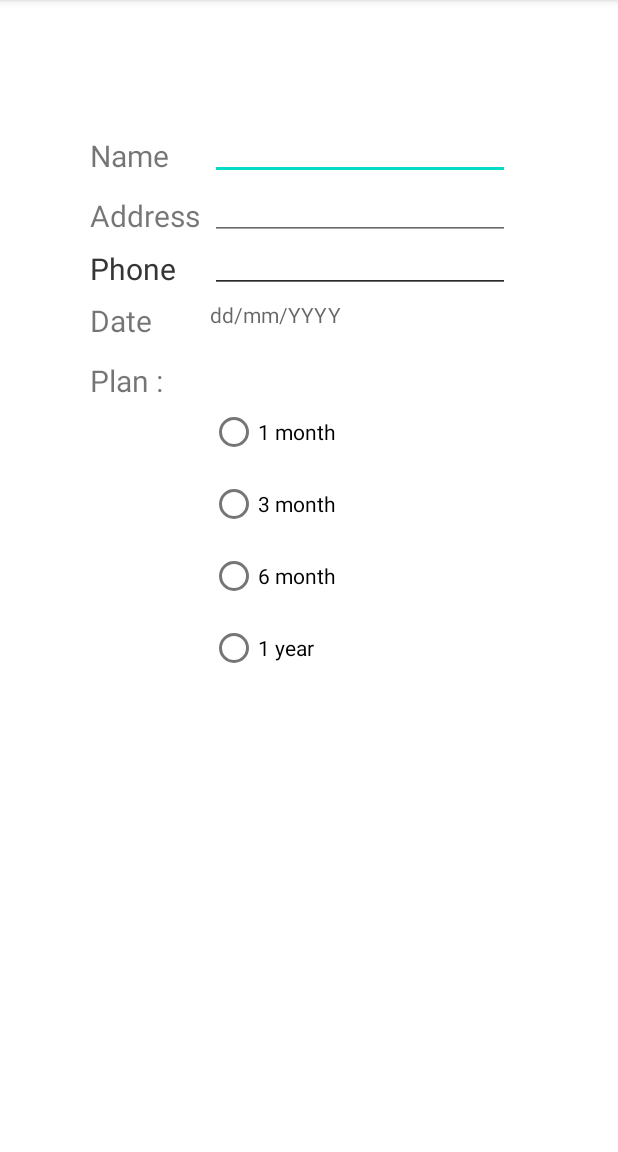
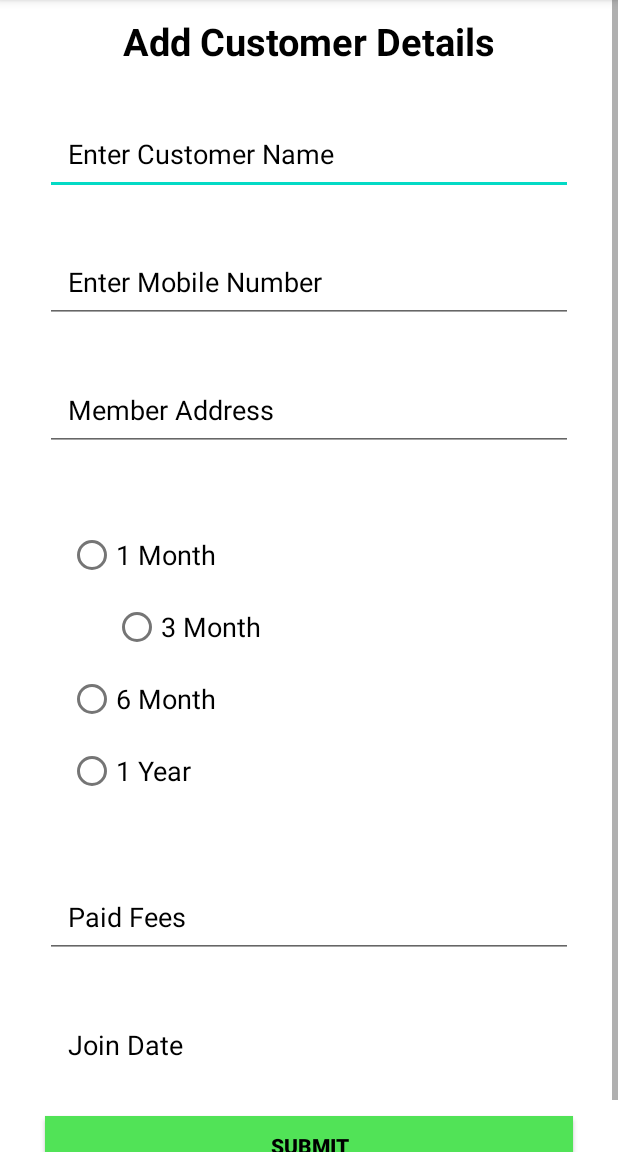
Before and after one commit to Rohancp29/AdminApp, an Android app: the Add_customer screen opened directly, with no data from a screen before it, on a phone screen of 412 x 824 dp, the part 84-1236 px from its top. Run offline under Robolectric (Android 15) with nearby library versions, the phone set to English and light mode, and no system bars.

Commit message:
RP
Add Customer

```diff
--- a/app/src/main/res/layout/activity_add_customer.xml
+++ b/app/src/main/res/layout/activity_add_customer.xml
@@ -5,128 +5,185 @@
     android:layout_width="match_parent"
     android:layout_height="match_parent"
     tools:context=".Add_customer">
+    <LinearLayout
+        android:layout_width="match_parent"
+        android:layout_height="wrap_content"
+        android:layout_marginStart="-70dp"
+        android:layout_marginTop="-310dp"
+        android:layout_marginEnd="-70dp"
+        />
 
 
-    <TextView
-        android:layout_width="80dp"
-        android:layout_height="30dp"
-        android:text="Name"
-        android:textSize="20sp"
-        android:layout_marginTop="90dp"
-        android:layout_marginLeft="60dp"/>
+    <ScrollView
+        android:layout_width="match_parent"
+        android:layout_height="wrap_content"
 
-    <EditText
-        android:id="@+id/cname"
-        android:layout_width="200dp"
-        android:layout_height="30dp"
-        android:layout_marginTop="90dp"
-        android:layout_marginLeft="140dp"/>
+        >
+
+        <LinearLayout
+            android:layout_width="match_parent"
+            android:layout_height="match_parent"
+            android:orientation="vertical"
+
+            android:gravity="center">
 
 
-    <TextView
-        android:layout_width="80dp"
-        android:layout_height="30dp"
-        android:text="Address"
-        android:textSize="20sp"
-        android:layout_marginTop="130dp"
-        android:layout_marginLeft="60dp"/>
-    <EditText
-        android:id="@+id/caddres"
-        android:layout_width="200dp"
-        android:layout_height="30dp"
-        android:layout_marginTop="130dp"
-        android:layout_marginLeft="140dp"/>
-
-    <TextView
-        android:layout_width="80dp"
-        android:layout_height="30dp"
-        android:text="Phone no."
-        android:textSize="20sp"
-        android:layout_marginTop="165dp"
-        android:layout_marginLeft="60dp"/>
-
-    <EditText
-        android:id="@+id/cphone"
-        android:layout_width="200dp"
-        android:layout_height="30dp"
-        android:layout_marginTop="165dp"
-        android:layout_marginLeft="140dp"/>
-
-    <TextView
-        android:layout_width="80dp"
-        android:layout_height="30dp"
-        android:text="Phone no."
-        android:textSize="20sp"
-        android:layout_marginTop="165dp"
-        android:layout_marginLeft="60dp"/>
-
-    <EditText
-        android:id="@+id/camount"
-        android:layout_width="200dp"
-        android:layout_height="30dp"
-        android:layout_marginTop="165dp"
-        android:layout_marginLeft="140dp"/>
-
-    <TextView
-        android:layout_width="80dp"
-        android:layout_height="30dp"
-        android:text="Date"
-        android:textSize="20sp"
-        android:layout_marginTop="200dp"
-        android:layout_marginLeft="60dp"/>
-
-    <TextView
-        android:id="@+id/cpdate"
-        android:layout_width="wrap_content"
-        android:layout_height="40dp"
-        android:hint="dd/mm/YYYY"
-        android:layout_marginTop="200dp"
-        android:layout_marginLeft="140dp"
-        android:inputType="date"        />
-
-    <TextView
-        android:layout_width="80dp"
-        android:layout_height="30dp"
-        android:text="Plan :"
-        android:textSize="20sp"
-        android:layout_marginTop="240dp"
-        android:layout_marginLeft="60dp"/>
-
-    <RadioGroup
-        android:layout_width="wrap_content"
-        android:layout_height="wrap_content"
-        android:layout_below="@+id/cpdate"
-        android:layout_marginLeft="140dp"
-        android:layout_marginTop="24dp">
-
-        <RadioButton
-            android:id="@+id/cmonth1"
-            android:layout_width="wrap_content"
-            android:layout_height="wrap_content"
-            android:text="1 month" />
-
-        <RadioButton
-            android:id="@+id/cmonth3"
-            android:layout_width="wrap_content"
-            android:layout_height="wrap_content"
-            android:text="3 month" />
-
-        <RadioButton
-            android:id="@+id/cmonth6"
-            android:layout_width="wrap_content"
-            android:layout_height="wrap_content"
-            android:text="6 month" />
-
-        <RadioButton
-            android:id="@+id/cyear1"
-            android:layout_width="wrap_content"
-            android:layout_height="wrap_content"
-            android:text="1 year" />
+            <TextView
+                android:layout_width="match_parent"
+                android:layout_height="wrap_content"
+                android:text="Add Customer Details"
+                android:textColor="@color/black"
+                android:textSize="25dp"
+                android:textStyle="bold"
+                android:layout_marginTop="10dp"
+                android:layout_gravity="center"
+                android:gravity="center">
+            </TextView>
+            <EditText
+                android:id="@+id/cname"
+                android:layout_width="match_parent"
+                android:layout_height="wrap_content"
+                android:layout_marginHorizontal="30dp"
+                android:layout_marginTop="30dp"
+                android:padding="15dp"
+                android:hint="Enter Customer Name"
+                android:inputType="textPersonName"
+                android:textSize="18dp"
+                android:textColorHint="@color/black"
+                android:textColor="@color/black"
+                />
 
 
-    </RadioGroup>
+
+            <EditText
+                android:id="@+id/cnumber"
+                android:layout_width="match_parent"
+                android:layout_height="wrap_content"
+                android:layout_marginHorizontal="30dp"
+                android:layout_marginTop="30dp"
+
+                android:padding="15dp"
+                android:ems="10"
+                android:textSize="18dp"
+                android:hint="Enter Mobile Number"
+                android:inputType="textPersonName"
+                android:textColorHint="@color/black"
+                android:textColor="@color/black"
+                />
 
 
 
 
+            <EditText
+                android:id="@+id/maddress"
+                android:layout_width="match_parent"
+                android:layout_height="wrap_content"
+                android:layout_marginHorizontal="30dp"
+                android:layout_marginTop="30dp"
+                android:padding="15dp"
+                android:textSize="18dp"
+                android:hint="Member Address"
+                android:textColorHint="@color/black"
+                android:textColor="@color/black"
+                />
+
+            <RadioGroup
+                android:id="@+id/mradiogroup"
+                android:layout_width="match_parent"
+                android:layout_height="wrap_content"
+                android:layout_marginHorizontal="30dp"
+                android:layout_marginTop="30dp"
+                android:padding="15dp"
+                android:textColorHint="@color/black"
+                android:textColor="@color/black"
+                >
+
+
+                <RadioButton
+                    android:id="@+id/month1"
+                    android:layout_width="wrap_content"
+                    android:layout_height="wrap_content"
+                    android:textColor="@color/black"
+                    android:textSize="18dp"
+                    android:text="1 Month"/>
+
+                <RadioButton
+                    android:id="@+id/month3"
+                    android:layout_width="wrap_content"
+                    android:layout_height="wrap_content"
+                    android:textColor="@color/black"
+                    android:layout_marginLeft="30dp"
+                    android:textSize="18dp"
+                    android:text="3 Month"/>
+                <RadioButton
+                    android:id="@+id/month6"
+                    android:layout_width="wrap_content"
+                    android:layout_height="wrap_content"
+                    android:textColor="@color/black"
+                    android:textSize="18dp"
+                    android:text="6 Month"/>
+
+                <RadioButton
+                    android:id="@+id/year1"
+                    android:layout_width="wrap_content"
+                    android:layout_height="wrap_content"
+                    android:textColor="@color/black"
+                    android:textSize="18dp"
+                    android:text="1 Year"/>
+
+            </RadioGroup>
+            <EditText
+                android:id="@+id/cpayment"
+                android:layout_width="match_parent"
+                android:layout_height="wrap_content"
+                android:layout_marginHorizontal="30dp"
+                android:layout_marginTop="30dp"
+                android:padding="15dp"
+                android:hint="Paid Fees"
+                android:textSize="18dp"
+                android:inputType="number"
+                android:textColorHint="@color/black"
+                android:textColor="@color/black"
+                />
+
+
+
+
+
+
+            <TextView
+                android:id="@+id/cjoindate"
+                android:layout_width="match_parent"
+                android:layout_height="wrap_content"
+                android:layout_marginHorizontal="30dp"
+                android:layout_marginTop="30dp"
+                android:padding="15dp"
+                android:hint="Join Date"
+                android:textSize="18dp"
+                android:textColorHint="@color/black"
+                android:textColor="@color/black"
+                android:elevation="10dp"
+                android:inputType="date" />
+
+
+
+
+
+            <androidx.appcompat.widget.AppCompatButton
+                android:id="@+id/msubmit"
+                android:layout_width="match_parent"
+                android:layout_height="40dp"
+                android:layout_marginHorizontal="30dp"
+                android:layout_marginTop="30dp"
+                android:layout_gravity="center"
+                android:layout_marginVertical="20dp"
+                android:background="#51E357"
+                android:textColor="@color/black"
+                android:textStyle="bold"
+                android:text="Submit" />
+        </LinearLayout>
+
+
+    </ScrollView>
+
 </RelativeLayout>
```
